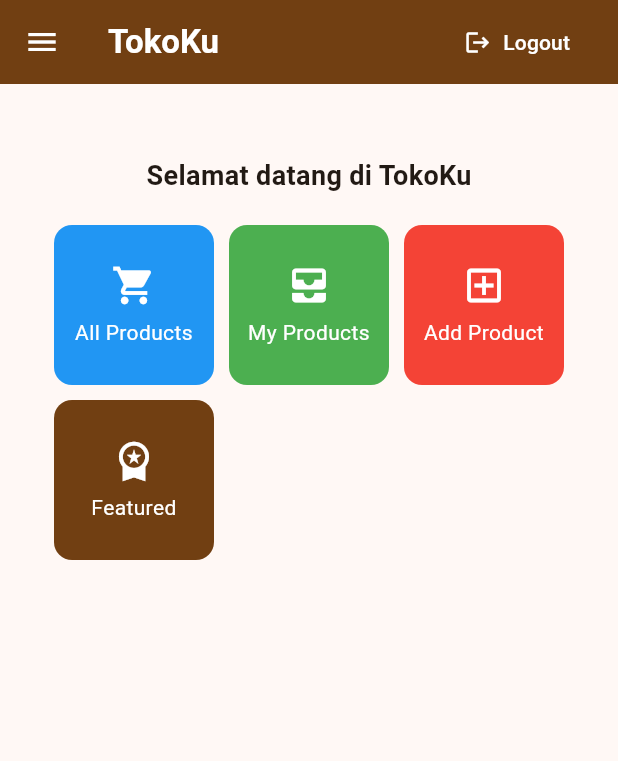
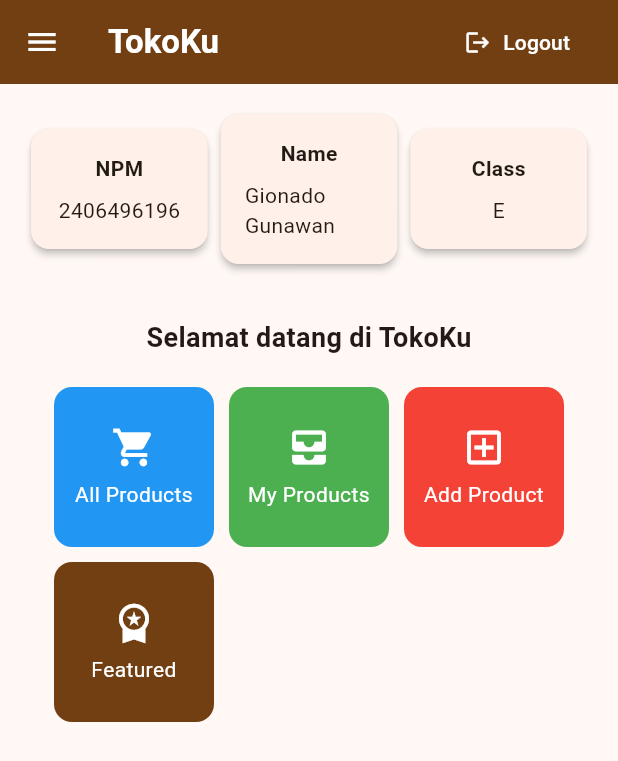
Before and after one commit to Gionado/tokoku-mobile, a Flutter app: the MyHomePage screen opened directly, on a phone screen of 412 x 824 dp. Shown: the top 761 px of the screen. Run offline on Flutter 3.47's test engine with Material 3 defaults, Android fonts, the phone set to English and light mode, and no system bars; missing offline and left inert: pbp_django_auth.

```diff
--- a/lib/Screens/menu.dart
+++ b/lib/Screens/menu.dart
@@ -79,14 +79,19 @@ class MyHomePage extends StatelessWidget {
         ],
       ),
       drawer: const LeftDrawer(),
-      body: Padding(
+      body: SingleChildScrollView(
+        child: Padding(
           padding: const EdgeInsets.all(16.0),
           child: Column(
             crossAxisAlignment: CrossAxisAlignment.center,
             children: [
               Row(
                 mainAxisAlignment: MainAxisAlignment.spaceEvenly,
-
+                children: [
+                  InfoCard(title: 'NPM', content: npm),
+                  InfoCard(title: 'Name', content: nama),
+                  InfoCard(title: 'Class', content: kelas),
+                ],
               ),
               const SizedBox(height: 16.0),
               Center(
@@ -109,6 +114,9 @@ class MyHomePage extends StatelessWidget {
                       mainAxisSpacing: 10,
                       crossAxisCount: 3,
                       shrinkWrap: true,
+                      // Tambahkan baris ini agar GridView tidak punya scroll sendiri
+                      // karena sudah dibungkus SingleChildScrollView di luar
+                      physics: const NeverScrollableScrollPhysics(),
                       children: items.map((ItemHomepage item) {
                         return ItemCard(item);
                       }).toList(),
@@ -117,6 +125,7 @@ class MyHomePage extends StatelessWidget {
                 ),
               ),
             ],
+          ),
         ),
       ),
     );
```
Lines whose indentation alone changed are shown as unchanged.
